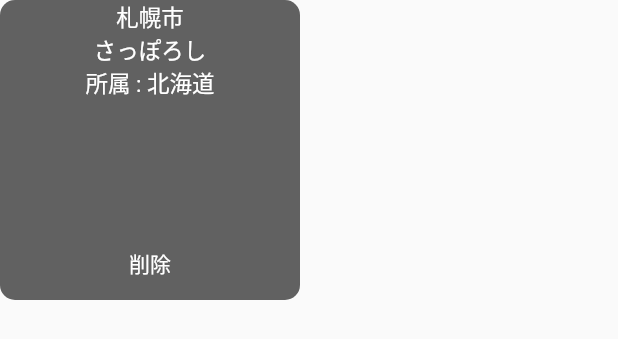
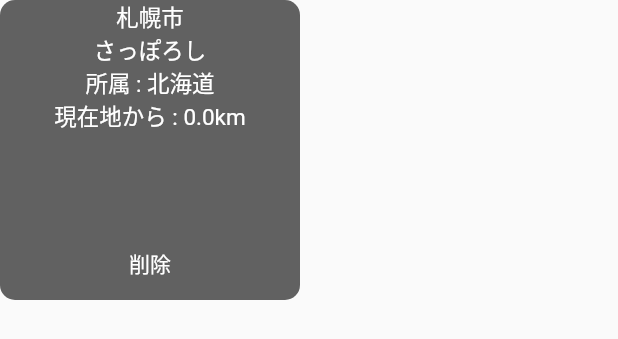
Before and after one commit to kamojun/sanza, a Flutter app: the InfoBox widget shown alone on an empty page, opened directly with sample values from the repository, on a phone screen of 412 x 824 dp. Shown: the top 339 px of the screen. Run offline on Flutter 3.47's test engine with Material 2 defaults, Android fonts, the phone set to English and light mode, and no system bars; our stand-ins replace flutter_compass, geolocator.

Commit message:
現在地からの距離を表示

```diff
--- a/lib/widgets/chart.dart
+++ b/lib/widgets/chart.dart
@@ -60,7 +60,8 @@ class _ChartState extends State<Chart> {
             Positioned(
               left: center - InfoBox.width / 2,
               top: center - InfoBox.height / 2,
-              child: InfoBox(selectedPlace!, () {
+              child: InfoBox(selectedPlace!,
+                  widget.currentLocation.distanceTo(selectedPlace!), () {
                 setState(() {
                   widget.places.remove(selectedPlace);
                   selectedPlace = null;
--- a/lib/widgets/info_box.dart
+++ b/lib/widgets/info_box.dart
@@ -6,8 +6,10 @@ class InfoBox extends StatelessWidget {
   static const double width = 200;
   static const double height = 200;
   final Place place;
+  final double distance;
   final void Function()? onDelete;
-  const InfoBox(this.place, this.onDelete, {Key? key}) : super(key: key);
+  const InfoBox(this.place, this.distance, this.onDelete, {Key? key})
+      : super(key: key);
   Widget row(String text) {
     return Text(
       text,
@@ -32,6 +34,7 @@ class InfoBox extends StatelessWidget {
             row(place.name),
             row(place.name2),
             ...place.info.entries.map((e) => row('${e.key} : ${e.value}')),
+            row('現在地から : ${distance.toStringAsFixed(1)}km'),
             Spacer(),
             TextButton(
               onPressed: onDelete,
```
